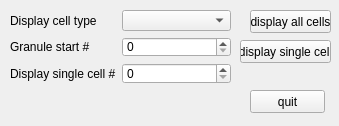
Qt form PSHViewer/includes/mainw.ui (wenkeli/Cerebellum_simulation) before a commit.
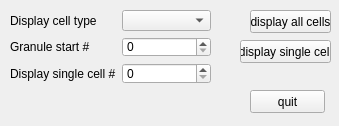
The same form after that commit.

The edit to the form file:
```diff
--- a/PSHViewer/includes/mainw.ui
+++ b/PSHViewer/includes/mainw.ui
@@ -44,7 +44,7 @@
      <rect>
       <x>10</x>
       <y>10</y>
-      <width>221</width>
+      <width>201</width>
       <height>74</height>
      </rect>
     </property>
```
